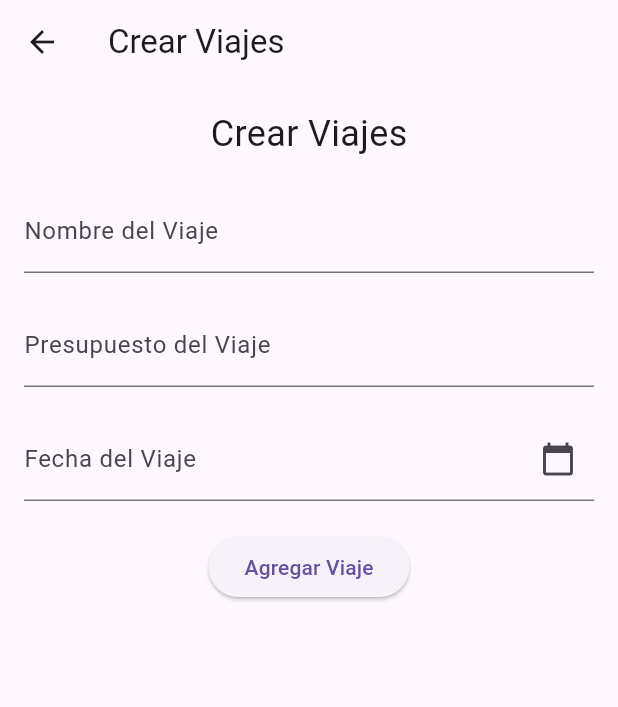
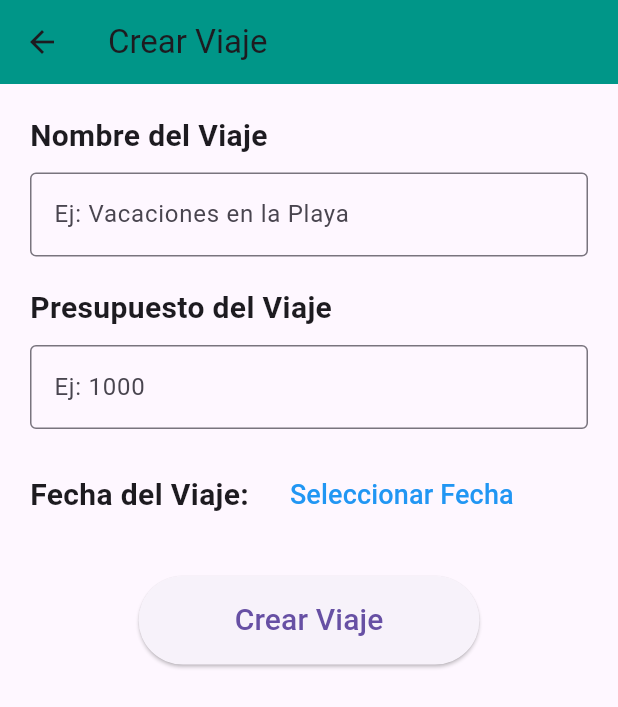
Before and after one commit to ElManuel25/viajes, a Flutter app: the CrearViaje screen opened directly, on a phone screen of 412 x 824 dp. Shown: the top 707 px of the screen. Run offline on Flutter 3.47's test engine with Material 3 defaults, Android fonts, the phone set to English and light mode, and no system bars.

Commit message:
feat: todo se ve lindo

```diff
--- /dev/null
+++ b/lib/pages/algo.txt
@@ -0,0 +1,4 @@
+trailing: IconButton(
+                      icon: Icon(Icons.delete, color: Colors.red),
+                      onPressed: () => _confirmDeleteTrip(index),
+                    ),
--- a/lib/pages/crear_viaje.dart
+++ b/lib/pages/crear_viaje.dart
@@ -1,123 +1,129 @@
 import 'package:flutter/material.dart';
+import 'package:intl/intl.dart'; // Importar la clase DateFormat
 
 class CrearViaje extends StatefulWidget {
-  const CrearViaje({super.key});
+  const CrearViaje({Key? key}) : super(key: key);
 
   @override
   _CrearViajeState createState() => _CrearViajeState();
 }
 
 class _CrearViajeState extends State<CrearViaje> {
-  final _formKey = GlobalKey<FormState>();
   final _nombreController = TextEditingController();
   final _presupuestoController = TextEditingController();
-  final _fechaController = TextEditingController();
+  DateTime? _selectedDate;
 
   @override
   void dispose() {
     _nombreController.dispose();
     _presupuestoController.dispose();
-    _fechaController.dispose();
     super.dispose();
   }
 
-  void _agregarViaje() {
-    if (_formKey.currentState!.validate()) {
-      String nombre = _nombreController.text;
-      String presupuesto = _presupuestoController.text;
-      String fecha = _fechaController.text;
-      // Regresar los datos del viaje a HomePage.
+  void _crearViaje() {
+    if (_nombreController.text.isNotEmpty &&
+        _presupuestoController.text.isNotEmpty &&
+        _selectedDate != null) {
       Navigator.pop(context, {
-        'nombre': nombre,
-        'presupuesto': presupuesto,
-        'fecha': fecha,
+        'nombre': _nombreController.text,
+        'presupuesto': _presupuestoController.text,
+        'fecha':
+            DateFormat('yyyy-MM-dd').format(_selectedDate!), // Corregir aquí
       });
+    } else {
+      ScaffoldMessenger.of(context).showSnackBar(
+        SnackBar(
+          content: Text('Por favor ingresa todos los detalles del viaje'),
+        ),
+      );
     }
   }
 
   Future<void> _selectDate(BuildContext context) async {
-    DateTime? picked = await showDatePicker(
+    final DateTime? picked = await showDatePicker(
       context: context,
       initialDate: DateTime.now(),
-      firstDate: DateTime(2000),
+      firstDate: DateTime.now(),
       lastDate: DateTime(2101),
     );
-    if (picked != null) {
+    if (picked != null && picked != _selectedDate)
       setState(() {
-        _fechaController.text = "${picked.toLocal()}".split(' ')[0];
+        _selectedDate = picked;
       });
-    }
   }
 
   @override
   Widget build(BuildContext context) {
     return Scaffold(
-      appBar: AppBar(title: Text('Crear Viajes')),
-      body: SingleChildScrollView(
-        padding: const EdgeInsets.all(16.0),
+      appBar: AppBar(
+        title: Text('Crear Viaje'),
+        backgroundColor: Colors.teal,
+      ),
+      body: Padding(
+        padding: const EdgeInsets.all(20.0),
         child: Column(
+          crossAxisAlignment: CrossAxisAlignment.start,
           children: [
-            Container(
-              child: Text(
-                'Crear Viajes',
-                style: TextStyle(fontSize: 24),
+            Text(
+              'Nombre del Viaje',
+              style: TextStyle(fontSize: 20, fontWeight: FontWeight.bold),
+            ),
+            SizedBox(height: 10),
+            TextField(
+              controller: _nombreController,
+              decoration: InputDecoration(
+                hintText: 'Ej: Vacaciones en la Playa',
+                border: OutlineInputBorder(),
               ),
             ),
             SizedBox(height: 20),
-            Form(
-              key: _formKey,
-              child: Column(
-                children: [
-                  TextFormField(
-                    controller: _nombreController,
-                    decoration: InputDecoration(labelText: 'Nombre del Viaje'),
-                    validator: (value) {
-                      if (value == null || value.isEmpty) {
-                        return 'Por favor ingrese el nombre del viaje';
-                      }
-                      return null;
-                    },
+            Text(
+              'Presupuesto del Viaje',
+              style: TextStyle(fontSize: 20, fontWeight: FontWeight.bold),
+            ),
+            SizedBox(height: 10),
+            TextField(
+              controller: _presupuestoController,
+              keyboardType: TextInputType.number,
+              decoration: InputDecoration(
+                hintText: 'Ej: 1000',
+                border: OutlineInputBorder(),
+              ),
             ),
             SizedBox(height: 20),
-                  TextFormField(
-                    controller: _presupuestoController,
-                    decoration:
-                        InputDecoration(labelText: 'Presupuesto del Viaje'),
-                    keyboardType: TextInputType.number,
-                    validator: (value) {
-                      if (value == null || value.isEmpty) {
-                        return 'Por favor ingrese el presupuesto del viaje';
-                      }
-                      if (double.tryParse(value) == null) {
-                        return 'Por favor ingrese un número válido';
-                      }
-                      return null;
-                    },
+            Row(
+              children: [
+                Text(
+                  'Fecha del Viaje: ',
+                  style: TextStyle(fontSize: 20, fontWeight: FontWeight.bold),
                 ),
-                  SizedBox(height: 20),
-                  TextFormField(
-                    controller: _fechaController,
-                    decoration: InputDecoration(
-                      labelText: 'Fecha del Viaje',
-                      suffixIcon: IconButton(
-                        icon: Icon(Icons.calendar_today),
+                SizedBox(width: 10),
+                _selectedDate != null
+                    ? Text(
+                        DateFormat('dd/MM/yyyy')
+                            .format(_selectedDate!), // Corregir aquí
+                        style: TextStyle(fontSize: 18),
+                      )
+                    : TextButton(
                         onPressed: () => _selectDate(context),
+                        child: Text(
+                          'Seleccionar Fecha',
+                          style: TextStyle(fontSize: 18, color: Colors.blue),
                         ),
                       ),
-                    readOnly: true,
-                    validator: (value) {
-                      if (value == null || value.isEmpty) {
-                        return 'Por favor seleccione la fecha del viaje';
-                      }
-                      return null;
-                    },
+              ],
             ),
-                  SizedBox(height: 20),
-                  ElevatedButton(
-                    onPressed: _agregarViaje,
-                    child: Text('Agregar Viaje'),
+            SizedBox(height: 30),
+            Center(
+              child: ElevatedButton(
+                onPressed: _crearViaje,
+                child: Padding(
+                  padding: EdgeInsets.symmetric(horizontal: 40, vertical: 15),
+                  child: Text(
+                    'Crear Viaje',
+                    style: TextStyle(fontSize: 20),
                   ),
-                ],
+                ),
               ),
             ),
           ],
--- a/pubspec.yaml
+++ b/pubspec.yaml
@@ -10,6 +10,7 @@ dependencies:
   firebase_core: ^2.31.0
   flutter:
     sdk: flutter
+  intl: ^0.19.0
 
 dev_dependencies:
   flutter_test:
```
Also changed, not shown: lib/pages/gastos.dart (added, +138 -0 lines), lib/pages/home.dart (+102 -7 lines), pubspec.lock. Lines whose indentation alone changed are shown as unchanged.
